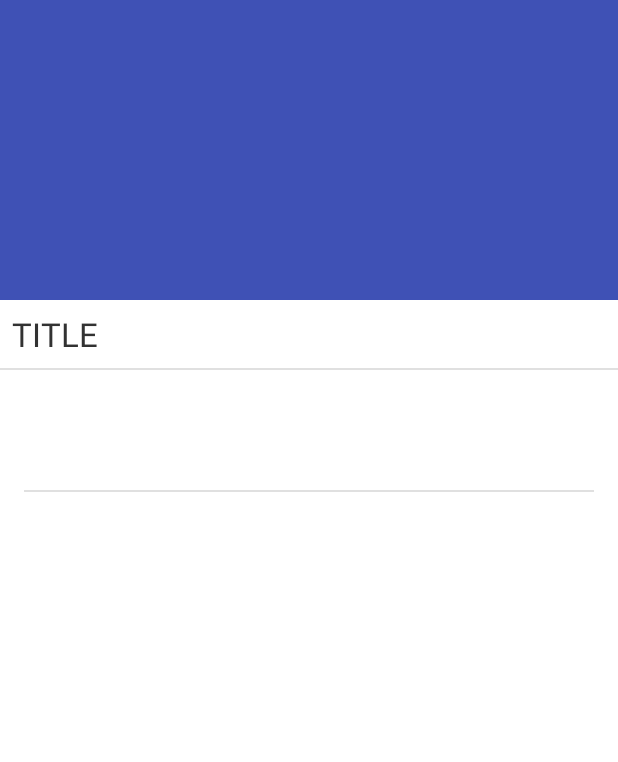
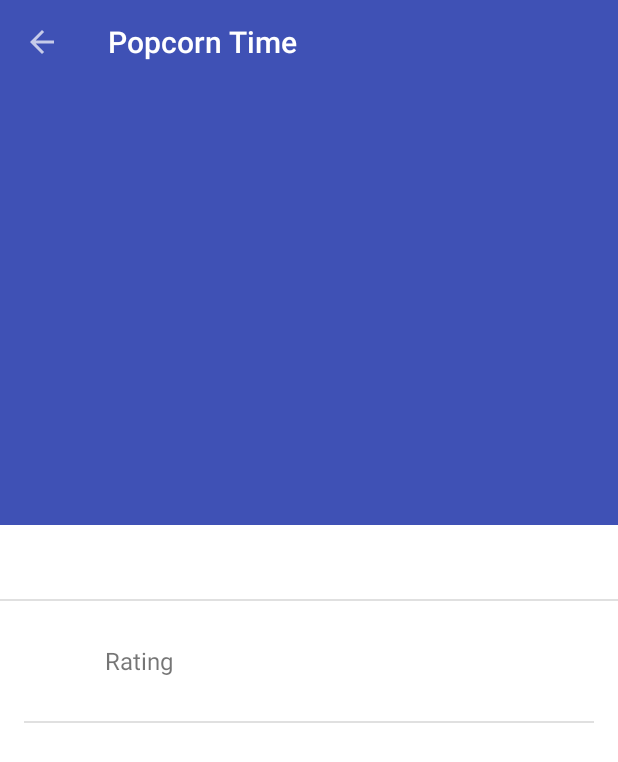
Before and after one commit to nooruldeen/PopcornTime, an Android app: the DetailsActivity screen opened directly, with no data from a screen before it, on a phone screen of 412 x 824 dp. Shown: the top 762 px of the screen. Run offline under Robolectric (Android 15) with nearby library versions, the phone set to English and light mode, and no system bars; pictures from the network do not load.

Commit message:
Feature - Details Activity back button

```diff
--- a/app/src/main/java/io/bigsoft/android/popcorntime/DetailsActivity.java
+++ b/app/src/main/java/io/bigsoft/android/popcorntime/DetailsActivity.java
@@ -4,12 +4,12 @@ import android.content.Intent;
 import android.support.design.widget.CollapsingToolbarLayout;
 import android.support.v7.app.AppCompatActivity;
 import android.os.Bundle;
+import android.support.v7.widget.Toolbar;
 import android.widget.ImageView;
 import android.widget.TextView;
 
 import com.bumptech.glide.Glide;
 
-import io.bigsoft.android.popcorntime.Utils.Circle;
 import io.bigsoft.android.popcorntime.adapter.MoviesAdapter;
 import io.bigsoft.android.popcorntime.model.Movie;
 
@@ -18,11 +18,10 @@ public class DetailsActivity extends AppCompatActivity {
     private ImageView mPoster;
     private TextView mTitle;
     private TextView mReleaseDate;
-    private Circle mRating;
+    private Toolbar mToolbar;
     private TextView mPopularity;
     private TextView mRatingNumber;
     private TextView mOverview;
-    private TextView mGenreList;
     private CollapsingToolbarLayout mCollapsingToolbarLayout;
 
     private Movie movie;
@@ -33,15 +32,20 @@ public class DetailsActivity extends AppCompatActivity {
         super.onCreate(savedInstanceState);
         setContentView(R.layout.activity_movie);
 
+        mToolbar = (Toolbar) findViewById(R.id.tb_details_activity);
         mTitle = (TextView) findViewById(R.id.tv_title);
         mPoster = (ImageView) findViewById(R.id.iv_movie_poster);
         mReleaseDate = (TextView) findViewById(R.id.tv_release_date);
         mRatingNumber = (TextView) findViewById(R.id.tv_rating);
-        mPopularity = (TextView) findViewById(R.id.tv_popularity);
         mOverview = (TextView) findViewById(R.id.tv_overview);
         mCollapsingToolbarLayout = (CollapsingToolbarLayout) findViewById(R.id.tb_collapsing);
+        mCollapsingToolbarLayout.setTitleEnabled(false);
 
         String posterImageUrl;
+
+        setSupportActionBar(mToolbar);
+        getSupportActionBar().setDisplayHomeAsUpEnabled(true);
+        getSupportActionBar().setDisplayShowHomeEnabled(true);
 
         Intent intent = getIntent();
 
@@ -49,7 +53,7 @@ public class DetailsActivity extends AppCompatActivity {
             if (intent.hasExtra(MoviesAdapter.TITLE_INTENT_KEY)){
                 mTitle.setText(intent.getStringExtra(MoviesAdapter.TITLE_INTENT_KEY));
                 mReleaseDate.setText(intent.getStringExtra(MoviesAdapter.RELEASE_DATE_INTENT_KEY));
-                mPopularity.setText(Double.toString(intent.getDoubleExtra(MoviesAdapter.POPULARITY_INTENT_KEY,0.0)));
+//                mPopularity.setText(Double.toString(intent.getDoubleExtra(MoviesAdapter.POPULARITY_INTENT_KEY,0.0)));
                 mRatingNumber.setText(Double.toString(intent.getDoubleExtra(MoviesAdapter.VOTE_INTENT_KEY,0.0)));
                 mOverview.setText(intent.getStringExtra(MoviesAdapter.OVERVIEW_INTENT_KEY));
                 posterImageUrl = "https://image.tmdb.org/t/p/w500" +intent.getStringExtra(MoviesAdapter.POSTER_INTENT_KEY);
@@ -59,5 +63,13 @@ public class DetailsActivity extends AppCompatActivity {
                         .into(mPoster);
             }
         }
+
+
+    }
+
+    @Override
+    public boolean onSupportNavigateUp() {
+        onBackPressed();
+        return true;
     }
 }
--- a/app/src/main/java/io/bigsoft/android/popcorntime/adapter/MoviesAdapter.java
+++ b/app/src/main/java/io/bigsoft/android/popcorntime/adapter/MoviesAdapter.java
@@ -26,7 +26,6 @@ public class MoviesAdapter extends RecyclerView.Adapter<MoviesAdapter.MoviesView
     private static List<Movie> mList;
     private PostMoviesListener mMoviesListener;
 
-    public final static String MOVIE_INTENT_KEY = "movie";
     public final static String POSTER_INTENT_KEY = "poster";
     public final static String OVERVIEW_INTENT_KEY = "overview";
     public final static String TITLE_INTENT_KEY = "title";
--- a/app/src/main/res/layout/activity_movie.xml
+++ b/app/src/main/res/layout/activity_movie.xml
@@ -9,7 +9,7 @@
 
     <android.support.design.widget.AppBarLayout
         android:layout_width="match_parent"
-        android:layout_height="200dp"
+        android:layout_height="350dp"
         android:fitsSystemWindows="true">
 
         <android.support.design.widget.CollapsingToolbarLayout
@@ -35,13 +35,15 @@
                 android:id="@+id/tb_details_activity"
                 android:layout_width="match_parent"
                 android:layout_height="?attr/actionBarSize"
-                android:layout_gravity="top"
-                android:paddingEnd="8dp"
-                android:paddingStart="8dp"
-                app:layout_collapseMode="parallax">
+                android:layout_alignParentTop="true"
+                android:layout_centerHorizontal="true"
+                android:background="?attr/colorPrimary"
+                android:minHeight="?attr/actionBarSize"
+                app:theme="@style/ThemeOverlay.AppCompat.Dark">
+            </android.support.v7.widget.Toolbar>
 
-            </android.support.v7.widget.Toolbar>
         </android.support.design.widget.CollapsingToolbarLayout>
+
     </android.support.design.widget.AppBarLayout>
 
     <android.support.v4.widget.NestedScrollView
@@ -61,7 +63,7 @@
                 style="@style/AppTheme.Subtitles"
                 android:layout_width="match_parent"
                 android:layout_height="wrap_content"
-                android:text="Title" />
+                tools:text="Title" />
 
             <View xmlns:android="http://schemas.android.com/apk/res/android"
                 android:layout_width="match_parent"
@@ -86,13 +88,15 @@
                     android:weightSum="4">
 
                     <TextView
-                        android:id="@+id/tv_popularity"
+                        android:id="@+id/tv_rating_label"
                         android:layout_width="18dp"
                         android:layout_height="wrap_content"
                         android:layout_gravity="center"
                         android:layout_weight="1"
                         android:drawablePadding="8dp"
-                        android:gravity="center" />
+                        android:textSize="16sp"
+                        android:gravity="center"
+                        android:text="@string/rating_label"/>
 
 
                     <FrameLayout
--- a/app/src/main/res/values/strings.xml
+++ b/app/src/main/res/values/strings.xml
@@ -25,4 +25,5 @@
     <string name="title_dashboard">Dashboard</string>
     <string name="title_notifications">Notifications</string>
     <string name="no_content">No content to display</string>
+    <string name="rating_label">Rating</string>
 </resources>
--- a/app/src/main/res/values/styles.xml
+++ b/app/src/main/res/values/styles.xml
@@ -45,10 +45,10 @@
     </style>
 
     <style name="AppTheme.Subtitles">
-        <item name="android:paddingTop">8dp</item>
+        <item name="android:paddingTop">10dp</item>
         <item name="android:paddingLeft">8dp</item>
-        <item name="android:paddingBottom">8dp</item>em>
-        <item name="android:gravity">left</item>
+        <item name="android:paddingBottom">10dp</item>em>
+        <item name="android:gravity">center</item>
         <item name="android:textAllCaps">true</item>
         <item name="android:background">@android:color/white</item>
         <item name="android:textColor">@android:color/secondary_text_light</item>
```
Also changed, not shown: app/src/main/java/io/bigsoft/android/popcorntime/MainActivity.java (+17 -4 lines), app/src/main/res/layout/activity_main.xml (+0 -17 lines), 1 other file.
